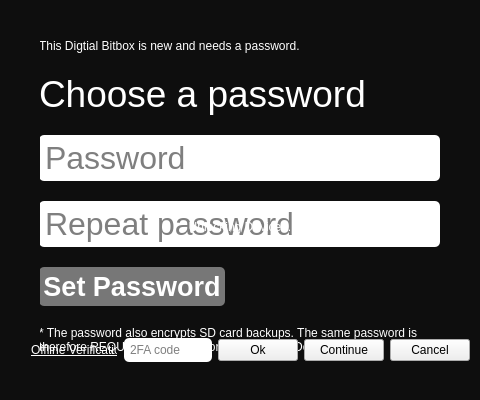
Old version of the form src/qt/ui/modalview.ui in the repository jonasschnelli/dbb-app.
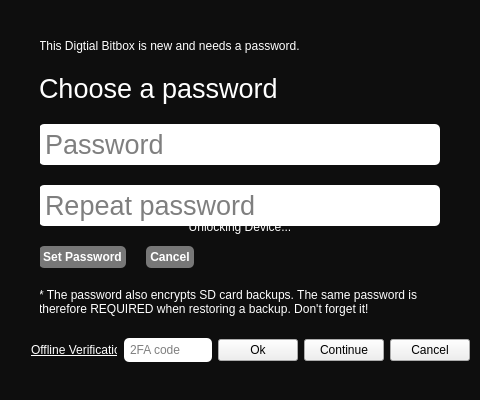
New version of the form. Custom widgets are drawn as their Qt base class.

Commit message: Add cancle button set set password screen, overhaul font size

Diff of the .ui file:
```diff
--- a/src/qt/ui/modalview.ui
+++ b/src/qt/ui/modalview.ui
@@ -116,7 +116,7 @@
       <widget class="QLabel" name="setPasswordTitle">
        <property name="font">
         <font>
-         <pointsize>28</pointsize>
+         <pointsize>20</pointsize>
         </font>
        </property>
        <property name="styleSheet">
@@ -132,7 +132,7 @@
       <widget class="QLineEdit" name="setPassword0">
        <property name="font">
         <font>
-         <pointsize>24</pointsize>
+         <pointsize>20</pointsize>
         </font>
        </property>
        <property name="styleSheet">
@@ -153,7 +153,7 @@
       <widget class="QLineEdit" name="setPassword1">
        <property name="font">
         <font>
-         <pointsize>24</pointsize>
+         <pointsize>20</pointsize>
         </font>
        </property>
        <property name="styleSheet">
@@ -188,7 +188,6 @@
          </property>
          <property name="font">
           <font>
-           <pointsize>20</pointsize>
            <weight>75</weight>
            <bold>true</bold>
           </font>
@@ -208,6 +207,36 @@
          </property>
         </widget>
        </item>
+       <item>
+        <widget class="QPushButton" name="cancelSetPassword">
+         <property name="sizePolicy">
+          <sizepolicy hsizetype="Fixed" vsizetype="Minimum">
+           <horstretch>0</horstretch>
+           <verstretch>0</verstretch>
+          </sizepolicy>
+         </property>
+         <property name="font">
+          <font>
+           <weight>75</weight>
+           <bold>true</bold>
+          </font>
+         </property>
+         <property name="styleSheet">
+          <string notr="true">background:#777777;
+                       color:white;
+                       border:0px;
+                       border-radius: 5px;
+                       padding:4px;
+</string>
+         </property>
+         <property name="text">
+          <string>Cancel</string>
+         </property>
+         <property name="flat">
+          <bool>false</bool>
+         </property>
+        </widget>
+       </item>
        <item>
         <widget class="QLabel" name="passwordWarning">
          <property name="styleSheet">
```
The commit also changes 2 other files.
